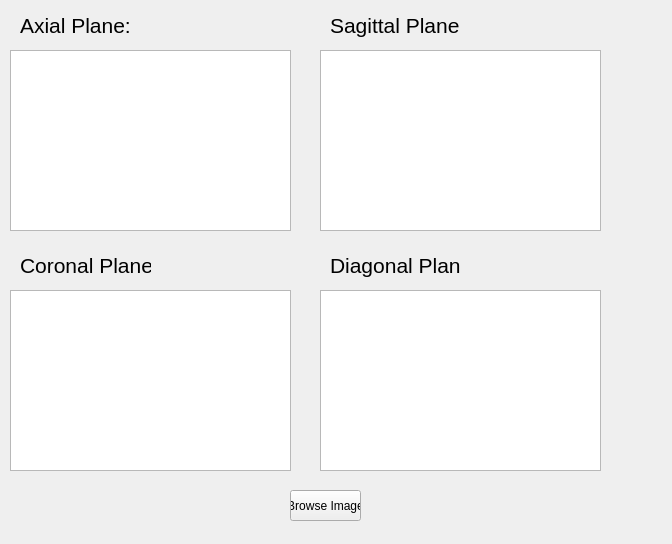
First picture: the form in first_gui.ui, repository olaayman/Dicom_Platform, before the edit.
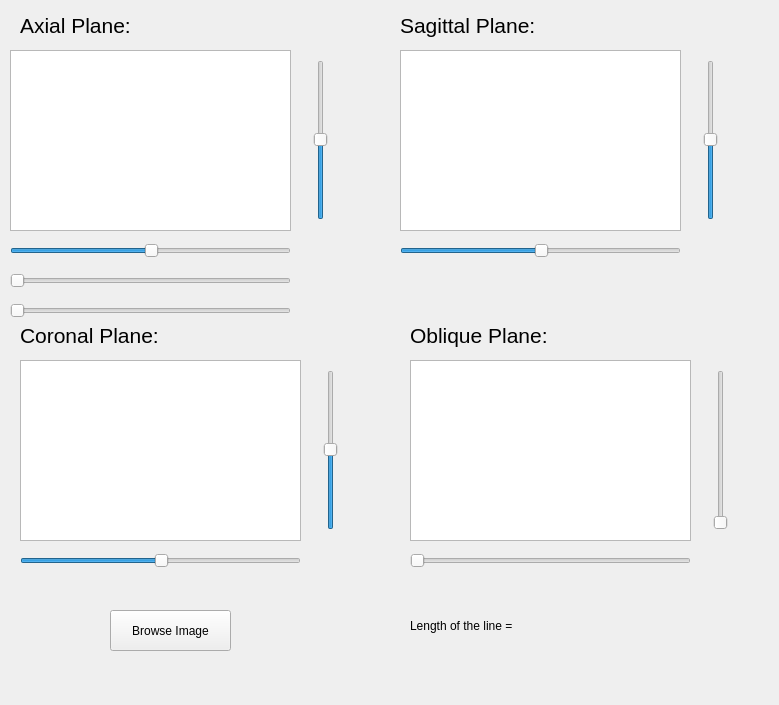
Second picture: the form after the edit.

Commit message: Added planes, obliques image and line measurements

Patch:
```diff
--- a/first_gui.ui
+++ b/first_gui.ui
@@ -6,8 +6,8 @@
    <rect>
     <x>0</x>
     <y>0</y>
-    <width>672</width>
-    <height>544</height>
+    <width>779</width>
+    <height>705</height>
    </rect>
   </property>
   <property name="sizePolicy">
@@ -22,10 +22,10 @@
   <widget class="QPushButton" name="Browse_Button">
    <property name="geometry">
     <rect>
-     <x>290</x>
-     <y>490</y>
-     <width>71</width>
-     <height>31</height>
+     <x>110</x>
+     <y>610</y>
+     <width>121</width>
+     <height>41</height>
     </rect>
    </property>
    <property name="sizePolicy">
@@ -54,7 +54,7 @@
   <widget class="QGraphicsView" name="Sagittal_Plane">
    <property name="geometry">
     <rect>
-     <x>320</x>
+     <x>400</x>
      <y>50</y>
      <width>281</width>
      <height>181</height>
@@ -64,8 +64,8 @@
   <widget class="QGraphicsView" name="Coronal_Plane">
    <property name="geometry">
     <rect>
-     <x>10</x>
-     <y>290</y>
+     <x>20</x>
+     <y>360</y>
      <width>281</width>
      <height>181</height>
     </rect>
@@ -74,8 +74,8 @@
   <widget class="QGraphicsView" name="Diagonal_Plane">
    <property name="geometry">
     <rect>
-     <x>320</x>
-     <y>290</y>
+     <x>410</x>
+     <y>360</y>
      <width>281</width>
      <height>181</height>
     </rect>
@@ -86,7 +86,7 @@
     <rect>
      <x>20</x>
      <y>10</y>
-     <width>131</width>
+     <width>191</width>
      <height>31</height>
     </rect>
    </property>
@@ -102,9 +102,9 @@
   <widget class="QLabel" name="Sagittal_Label">
    <property name="geometry">
     <rect>
-     <x>330</x>
+     <x>400</x>
      <y>10</y>
-     <width>131</width>
+     <width>181</width>
      <height>31</height>
     </rect>
    </property>
@@ -121,8 +121,8 @@
    <property name="geometry">
     <rect>
      <x>20</x>
-     <y>250</y>
-     <width>131</width>
+     <y>320</y>
+     <width>271</width>
      <height>31</height>
     </rect>
    </property>
@@ -138,9 +138,9 @@
   <widget class="QLabel" name="Diagonal_Label">
    <property name="geometry">
     <rect>
-     <x>330</x>
-     <y>250</y>
-     <width>131</width>
+     <x>410</x>
+     <y>320</y>
+     <width>201</width>
      <height>31</height>
     </rect>
    </property>
@@ -150,7 +150,174 @@
     </font>
    </property>
    <property name="text">
-    <string>Diagonal Plane:</string>
+    <string>Oblique Plane:</string>
+   </property>
+  </widget>
+  <widget class="QSlider" name="AxialHorizontalSlider">
+   <property name="geometry">
+    <rect>
+     <x>10</x>
+     <y>240</y>
+     <width>281</width>
+     <height>22</height>
+    </rect>
+   </property>
+   <property name="value">
+    <number>50</number>
+   </property>
+   <property name="orientation">
+    <enum>Qt::Horizontal</enum>
+   </property>
+   <property name="tickPosition">
+    <enum>QSlider::NoTicks</enum>
+   </property>
+  </widget>
+  <widget class="QSlider" name="CoronalHorizontalSlider">
+   <property name="geometry">
+    <rect>
+     <x>20</x>
+     <y>550</y>
+     <width>281</width>
+     <height>22</height>
+    </rect>
+   </property>
+   <property name="value">
+    <number>50</number>
+   </property>
+   <property name="orientation">
+    <enum>Qt::Horizontal</enum>
+   </property>
+  </widget>
+  <widget class="QSlider" name="SagittalHorizontalSlider">
+   <property name="geometry">
+    <rect>
+     <x>400</x>
+     <y>240</y>
+     <width>281</width>
+     <height>22</height>
+    </rect>
+   </property>
+   <property name="value">
+    <number>50</number>
+   </property>
+   <property name="orientation">
+    <enum>Qt::Horizontal</enum>
+   </property>
+  </widget>
+  <widget class="QSlider" name="DiagonalHorizontalSlider">
+   <property name="geometry">
+    <rect>
+     <x>410</x>
+     <y>550</y>
+     <width>281</width>
+     <height>22</height>
+    </rect>
+   </property>
+   <property name="orientation">
+    <enum>Qt::Horizontal</enum>
+   </property>
+  </widget>
+  <widget class="QSlider" name="AxialVerticalSlider">
+   <property name="geometry">
+    <rect>
+     <x>310</x>
+     <y>60</y>
+     <width>22</width>
+     <height>160</height>
+    </rect>
+   </property>
+   <property name="value">
+    <number>50</number>
+   </property>
+   <property name="orientation">
+    <enum>Qt::Vertical</enum>
+   </property>
+  </widget>
+  <widget class="QSlider" name="CoronalVerticalSlider">
+   <property name="geometry">
+    <rect>
+     <x>320</x>
+     <y>370</y>
+     <width>22</width>
+     <height>160</height>
+    </rect>
+   </property>
+   <property name="value">
+    <number>50</number>
+   </property>
+   <property name="orientation">
+    <enum>Qt::Vertical</enum>
+   </property>
+  </widget>
+  <widget class="QSlider" name="SagittalVerticalSlider">
+   <property name="geometry">
+    <rect>
+     <x>700</x>
+     <y>60</y>
+     <width>22</width>
+     <height>160</height>
+    </rect>
+   </property>
+   <property name="value">
+    <number>50</number>
+   </property>
+   <property name="orientation">
+    <enum>Qt::Vertical</enum>
+   </property>
+  </widget>
+  <widget class="QSlider" name="DiagonalVerticalSlider">
+   <property name="geometry">
+    <rect>
+     <x>710</x>
+     <y>370</y>
+     <width>22</width>
+     <height>160</height>
+    </rect>
+   </property>
+   <property name="orientation">
+    <enum>Qt::Vertical</enum>
+   </property>
+  </widget>
+  <widget class="QSlider" name="obliqueLineSlider">
+   <property name="geometry">
+    <rect>
+     <x>10</x>
+     <y>270</y>
+     <width>281</width>
+     <height>22</height>
+    </rect>
+   </property>
+   <property name="orientation">
+    <enum>Qt::Horizontal</enum>
+   </property>
+  </widget>
+  <widget class="QSlider" name="obliqueLineSlopeSlider">
+   <property name="geometry">
+    <rect>
+     <x>10</x>
+     <y>300</y>
+     <width>281</width>
+     <height>22</height>
+    </rect>
+   </property>
+   <property name="orientation">
+    <enum>Qt::Horizontal</enum>
+   </property>
+  </widget>
+  <widget class="QLabel" name="lineLength_label">
+   <property name="geometry">
+    <rect>
+     <x>410</x>
+     <y>600</y>
+     <width>291</width>
+     <height>51</height>
+    </rect>
+   </property>
+   <property name="frameShadow">
+    <enum>QFrame::Plain</enum>
+   </property>
+   <property name="text">
+    <string>Length of the line = </string>
    </property>
   </widget>
  </widget>
```
The commit also changes 6 other files.
